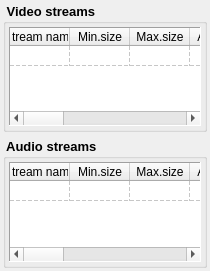
First picture: the form in Homer/forms/Widgets/OverviewDataStreamsWidget.ui, repository Homer-Conferencing/Homer-Conferencing, before the edit.
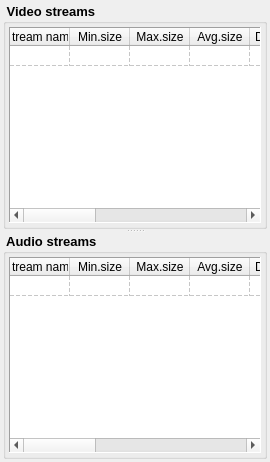
Second picture: the form after the edit.

```diff
--- a/Homer/forms/Widgets/OverviewDataStreamsWidget.ui
+++ b/Homer/forms/Widgets/OverviewDataStreamsWidget.ui
@@ -6,8 +6,8 @@
    <rect>
     <x>0</x>
     <y>0</y>
-    <width>210</width>
-    <height>271</height>
+    <width>270</width>
+    <height>462</height>
    </rect>
   </property>
   <property name="sizePolicy">
@@ -31,11 +31,240 @@
    <string>Debug: data streams</string>
   </property>
   <widget class="QWidget" name="dockWidgetContents">
-   <layout class="QGridLayout" name="gridLayout_2">
+   <layout class="QVBoxLayout" name="verticalLayout">
     <property name="margin">
      <number>3</number>
     </property>
-    <item row="1" column="0">
+    <item>
+     <widget class="QSplitter" name="splitter">
+      <property name="orientation">
+       <enum>Qt::Vertical</enum>
+      </property>
+      <widget class="QGroupBox" name="mGrpVideo">
+       <property name="font">
+        <font>
+         <pointsize>10</pointsize>
+         <weight>75</weight>
+         <bold>true</bold>
+        </font>
+       </property>
+       <property name="title">
+        <string> Video streams </string>
+       </property>
+       <property name="flat">
+        <bool>true</bool>
+       </property>
+       <property name="checkable">
+        <bool>false</bool>
+       </property>
+       <layout class="QGridLayout" name="gridLayout_3">
+        <property name="margin">
+         <number>3</number>
+        </property>
+        <item row="0" column="0">
+         <widget class="QTableWidget" name="mTwVideo">
+          <property name="font">
+           <font>
+            <family>Arial</family>
+            <pointsize>9</pointsize>
+            <weight>50</weight>
+            <bold>false</bold>
+           </font>
+          </property>
+          <property name="contextMenuPolicy">
+           <enum>Qt::CustomContextMenu</enum>
+          </property>
+          <property name="styleSheet">
+           <string notr="true"/>
+          </property>
+          <property name="frameShape">
+           <enum>QFrame::Panel</enum>
+          </property>
+          <property name="frameShadow">
+           <enum>QFrame::Sunken</enum>
+          </property>
+          <property name="editTriggers">
+           <set>QAbstractItemView::NoEditTriggers</set>
+          </property>
+          <property name="tabKeyNavigation">
+           <bool>false</bool>
+          </property>
+          <property name="showDropIndicator" stdset="0">
+           <bool>false</bool>
+          </property>
+          <property name="selectionMode">
+           <enum>QAbstractItemView::SingleSelection</enum>
+          </property>
+          <property name="selectionBehavior">
+           <enum>QAbstractItemView::SelectRows</enum>
+          </property>
+          <property name="verticalScrollMode">
+           <enum>QAbstractItemView::ScrollPerPixel</enum>
+          </property>
+          <property name="horizontalScrollMode">
+           <enum>QAbstractItemView::ScrollPerPixel</enum>
+          </property>
+          <property name="showGrid">
+           <bool>true</bool>
+          </property>
+          <property name="gridStyle">
+           <enum>Qt::DashLine</enum>
+          </property>
+          <property name="cornerButtonEnabled">
+           <bool>true</bool>
+          </property>
+          <property name="columnCount">
+           <number>13</number>
+          </property>
+          <attribute name="horizontalHeaderCascadingSectionResizes">
+           <bool>false</bool>
+          </attribute>
+          <attribute name="horizontalHeaderDefaultSectionSize">
+           <number>60</number>
+          </attribute>
+          <attribute name="horizontalHeaderHighlightSections">
+           <bool>true</bool>
+          </attribute>
+          <attribute name="horizontalHeaderMinimumSectionSize">
+           <number>40</number>
+          </attribute>
+          <attribute name="horizontalHeaderStretchLastSection">
+           <bool>true</bool>
+          </attribute>
+          <attribute name="verticalHeaderVisible">
+           <bool>false</bool>
+          </attribute>
+          <attribute name="verticalHeaderDefaultSectionSize">
+           <number>20</number>
+          </attribute>
+          <attribute name="verticalHeaderHighlightSections">
+           <bool>false</bool>
+          </attribute>
+          <attribute name="verticalHeaderMinimumSectionSize">
+           <number>20</number>
+          </attribute>
+          <row>
+           <property name="text">
+            <string>Outgoing per participant</string>
+           </property>
+          </row>
+          <column>
+           <property name="text">
+            <string>Stream name</string>
+           </property>
+          </column>
+          <column>
+           <property name="text">
+            <string>Min.size</string>
+           </property>
+          </column>
+          <column>
+           <property name="text">
+            <string>Max.size</string>
+           </property>
+          </column>
+          <column>
+           <property name="text">
+            <string>Avg.size</string>
+           </property>
+          </column>
+          <column>
+           <property name="text">
+            <string>Data size</string>
+           </property>
+          </column>
+          <column>
+           <property name="text">
+            <string>Packets</string>
+           </property>
+          </column>
+          <column>
+           <property name="text">
+            <string>Lost</string>
+           </property>
+          </column>
+          <column>
+           <property name="text">
+            <string>Direction</string>
+           </property>
+          </column>
+          <column>
+           <property name="text">
+            <string>Transp.</string>
+           </property>
+          </column>
+          <column>
+           <property name="text">
+            <string>Netw.</string>
+           </property>
+          </column>
+          <column>
+           <property name="text">
+            <string>Moment data rate</string>
+           </property>
+          </column>
+          <column>
+           <property name="text">
+            <string>Data rate</string>
+           </property>
+          </column>
+          <column>
+           <property name="text">
+            <string>ID</string>
+           </property>
+          </column>
+          <item row="0" column="1">
+           <property name="text">
+            <string/>
+           </property>
+           <property name="textAlignment">
+            <set>AlignRight|AlignVCenter</set>
+           </property>
+          </item>
+          <item row="0" column="2">
+           <property name="text">
+            <string/>
+           </property>
+           <property name="textAlignment">
+            <set>AlignRight|AlignVCenter</set>
+           </property>
+          </item>
+          <item row="0" column="3">
+           <property name="text">
+            <string/>
+           </property>
+           <property name="textAlignment">
+            <set>AlignRight|AlignVCenter</set>
+           </property>
+          </item>
+          <item row="0" column="5">
+           <property name="text">
+            <string/>
+           </property>
+           <property name="textAlignment">
+            <set>AlignRight|AlignVCenter</set>
+           </property>
+          </item>
+          <item row="0" column="10">
+           <property name="text">
+            <string/>
+           </property>
+           <property name="textAlignment">
+            <set>AlignRight|AlignVCenter</set>
+           </property>
+          </item>
+          <item row="0" column="12">
+           <property name="text">
+            <string>0</string>
+           </property>
+           <property name="textAlignment">
+            <set>AlignRight|AlignVCenter</set>
+           </property>
+          </item>
+         </widget>
+        </item>
+       </layout>
+      </widget>
      <widget class="QGroupBox" name="mGrpAudio">
       <property name="font">
        <font>
@@ -264,232 +493,6 @@
        </item>
       </layout>
      </widget>
-    </item>
-    <item row="0" column="0">
-     <widget class="QGroupBox" name="mGrpVideo">
-      <property name="font">
-       <font>
-        <pointsize>10</pointsize>
-        <weight>75</weight>
-        <bold>true</bold>
-       </font>
-      </property>
-      <property name="title">
-       <string> Video streams </string>
-      </property>
-      <property name="flat">
-       <bool>true</bool>
-      </property>
-      <property name="checkable">
-       <bool>false</bool>
-      </property>
-      <layout class="QGridLayout" name="gridLayout_3">
-       <property name="margin">
-        <number>3</number>
-       </property>
-       <item row="0" column="0">
-        <widget class="QTableWidget" name="mTwVideo">
-         <property name="font">
-          <font>
-           <family>Arial</family>
-           <pointsize>9</pointsize>
-           <weight>50</weight>
-           <bold>false</bold>
-          </font>
-         </property>
-         <property name="contextMenuPolicy">
-          <enum>Qt::CustomContextMenu</enum>
-         </property>
-         <property name="styleSheet">
-          <string notr="true"/>
-         </property>
-         <property name="frameShape">
-          <enum>QFrame::Panel</enum>
-         </property>
-         <property name="frameShadow">
-          <enum>QFrame::Sunken</enum>
-         </property>
-         <property name="editTriggers">
-          <set>QAbstractItemView::NoEditTriggers</set>
-         </property>
-         <property name="tabKeyNavigation">
-          <bool>false</bool>
-         </property>
-         <property name="showDropIndicator" stdset="0">
-          <bool>false</bool>
-         </property>
-         <property name="selectionMode">
-          <enum>QAbstractItemView::SingleSelection</enum>
-         </property>
-         <property name="selectionBehavior">
-          <enum>QAbstractItemView::SelectRows</enum>
-         </property>
-         <property name="verticalScrollMode">
-          <enum>QAbstractItemView::ScrollPerPixel</enum>
-         </property>
-         <property name="horizontalScrollMode">
-          <enum>QAbstractItemView::ScrollPerPixel</enum>
-         </property>
-         <property name="showGrid">
-          <bool>true</bool>
-         </property>
-         <property name="gridStyle">
-          <enum>Qt::DashLine</enum>
-         </property>
-         <property name="cornerButtonEnabled">
-          <bool>true</bool>
-         </property>
-         <property name="columnCount">
-          <number>13</number>
-         </property>
-         <attribute name="horizontalHeaderCascadingSectionResizes">
-          <bool>false</bool>
-         </attribute>
-         <attribute name="horizontalHeaderDefaultSectionSize">
-          <number>60</number>
-         </attribute>
-         <attribute name="horizontalHeaderHighlightSections">
-          <bool>true</bool>
-         </attribute>
-         <attribute name="horizontalHeaderMinimumSectionSize">
-          <number>40</number>
-         </attribute>
-         <attribute name="horizontalHeaderStretchLastSection">
-          <bool>true</bool>
-         </attribute>
-         <attribute name="verticalHeaderVisible">
-          <bool>false</bool>
-         </attribute>
-         <attribute name="verticalHeaderDefaultSectionSize">
-          <number>20</number>
-         </attribute>
-         <attribute name="verticalHeaderHighlightSections">
-          <bool>false</bool>
-         </attribute>
-         <attribute name="verticalHeaderMinimumSectionSize">
-          <number>20</number>
-         </attribute>
-         <row>
-          <property name="text">
-           <string>Outgoing per participant</string>
-          </property>
-         </row>
-         <column>
-          <property name="text">
-           <string>Stream name</string>
-          </property>
-         </column>
-         <column>
-          <property name="text">
-           <string>Min.size</string>
-          </property>
-         </column>
-         <column>
-          <property name="text">
-           <string>Max.size</string>
-          </property>
-         </column>
-         <column>
-          <property name="text">
-           <string>Avg.size</string>
-          </property>
-         </column>
-         <column>
-          <property name="text">
-           <string>Data size</string>
-          </property>
-         </column>
-         <column>
-          <property name="text">
-           <string>Packets</string>
-          </property>
-         </column>
-         <column>
-          <property name="text">
-           <string>Lost</string>
-          </property>
-         </column>
-         <column>
-          <property name="text">
-           <string>Direction</string>
-          </property>
-         </column>
-         <column>
-          <property name="text">
-           <string>Transp.</string>
-          </property>
-         </column>
-         <column>
-          <property name="text">
-           <string>Netw.</string>
-          </property>
-         </column>
-         <column>
-          <property name="text">
-           <string>Moment data rate</string>
-          </property>
-         </column>
-         <column>
-          <property name="text">
-           <string>Data rate</string>
-          </property>
-         </column>
-         <column>
-          <property name="text">
-           <string>ID</string>
-          </property>
-         </column>
-         <item row="0" column="1">
-          <property name="text">
-           <string/>
-          </property>
-          <property name="textAlignment">
-           <set>AlignRight|AlignVCenter</set>
-          </property>
-         </item>
-         <item row="0" column="2">
-          <property name="text">
-           <string/>
-          </property>
-          <property name="textAlignment">
-           <set>AlignRight|AlignVCenter</set>
-          </property>
-         </item>
-         <item row="0" column="3">
-          <property name="text">
-           <string/>
-          </property>
-          <property name="textAlignment">
-           <set>AlignRight|AlignVCenter</set>
-          </property>
-         </item>
-         <item row="0" column="5">
-          <property name="text">
-           <string/>
-          </property>
-          <property name="textAlignment">
-           <set>AlignRight|AlignVCenter</set>
-          </property>
-         </item>
-         <item row="0" column="10">
-          <property name="text">
-           <string/>
-          </property>
-          <property name="textAlignment">
-           <set>AlignRight|AlignVCenter</set>
-          </property>
-         </item>
-         <item row="0" column="12">
-          <property name="text">
-           <string>0</string>
-          </property>
-          <property name="textAlignment">
-           <set>AlignRight|AlignVCenter</set>
-          </property>
-         </item>
-        </widget>
-       </item>
-      </layout>
      </widget>
     </item>
    </layout>
```
Lines whose indentation alone changed are shown as unchanged.
